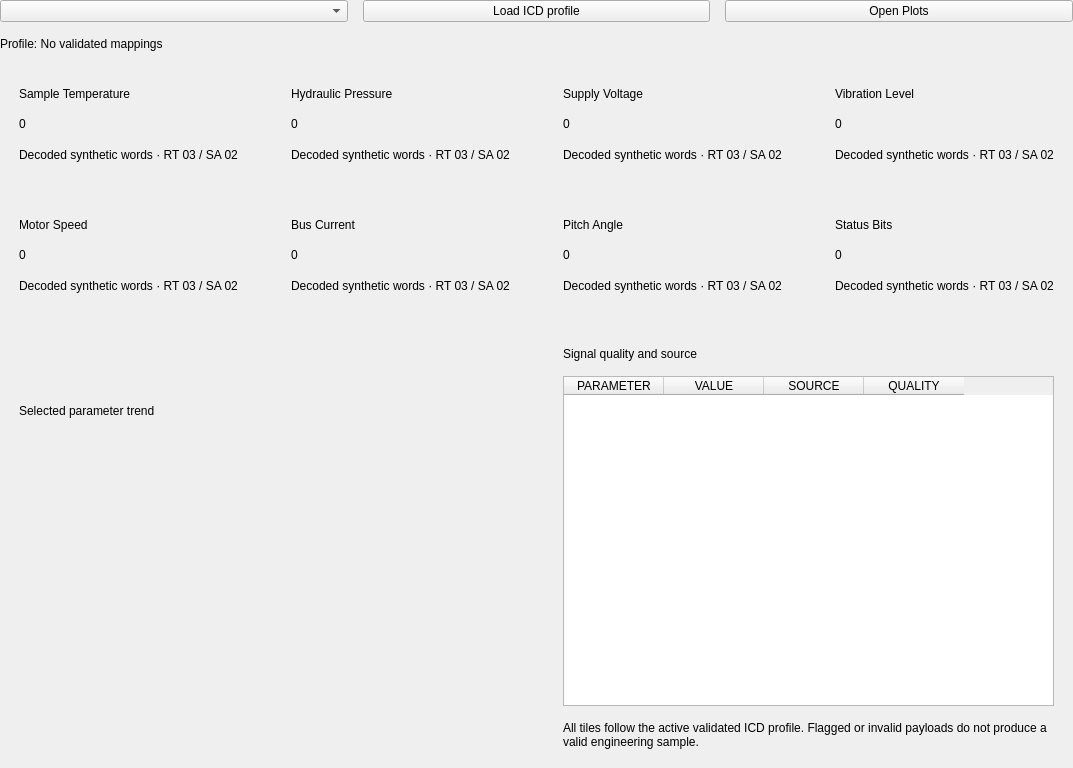
Before: the Qt Designer form apps/desktop/forms/engineering_page.ui in techmigosglobal/DA-AeroTrace1553, drawn with Qt 5.
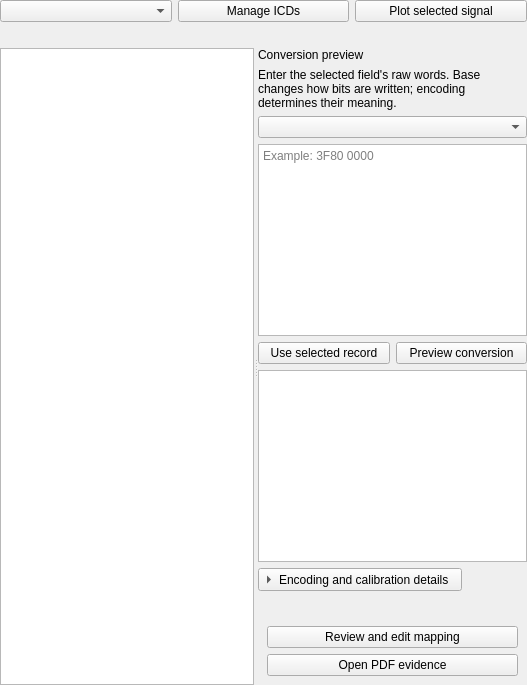
After: the same form once the commit is applied. Custom widgets are drawn as their Qt base class.

Diff of the .ui file:
```diff
--- a/apps/desktop/forms/engineering_page.ui
+++ b/apps/desktop/forms/engineering_page.ui
@@ -1,894 +1,15 @@
 <?xml version="1.0" encoding="UTF-8"?>
-<ui version="4.0">
- <class>EngineeringPage</class>
- <widget class="QWidget" name="EngineeringPage">
-  <layout class="QVBoxLayout" name="bodyLayout">
-   <property name="leftMargin">
-    <number>0</number>
-   </property>
-   <property name="topMargin">
-    <number>0</number>
-   </property>
-   <property name="rightMargin">
-    <number>0</number>
-   </property>
-   <property name="bottomMargin">
-    <number>0</number>
-   </property>
-   <property name="spacing">
-    <number>15</number>
-   </property>
-   <item>
-    <widget class="QWidget" name="actionBar">
-     <layout class="QHBoxLayout" name="actionBarLayout">
-      <property name="leftMargin">
-       <number>0</number>
-      </property>
-      <property name="topMargin">
-       <number>0</number>
-      </property>
-      <property name="rightMargin">
-       <number>0</number>
-      </property>
-      <property name="bottomMargin">
-       <number>0</number>
-      </property>
-      <property name="spacing">
-       <number>15</number>
-      </property>
-      <item>
-       <widget class="QComboBox" name="analysisSource">
-        <property name="accessibleName"><string>Engineering channel and bus</string></property>
-        <property name="toolTip"><string>Keep independent device clocks separate.</string></property>
-       </widget>
-      </item>
-      <item>
-       <widget class="QPushButton" name="loadProfileButton">
-        <property name="text">
-         <string>Load ICD profile</string>
-        </property>
-       </widget>
-      </item>
-      <item>
-       <widget class="QPushButton" name="openPlotsButton">
-        <property name="text">
-         <string>Open Plots</string>
-        </property>
-        <property name="primary" stdset="0">
-         <bool>true</bool>
-        </property>
-       </widget>
-      </item>
-     </layout>
-    </widget>
-   </item>
-   <item>
-    <widget class="QLabel" name="profileBadge">
-     <property name="text">
-      <string>Profile: No validated mappings</string>
-     </property>
-     <property name="wordWrap">
-      <bool>true</bool>
-     </property>
-     <property name="tone" stdset="0">
-      <string>notice</string>
-     </property>
-    </widget>
-   </item>
-   <item>
-    <widget class="QWidget" name="valuesTop">
-     <layout class="QHBoxLayout" name="valuesTopLayout">
-      <property name="leftMargin">
-       <number>0</number>
-      </property>
-      <property name="topMargin">
-       <number>0</number>
-      </property>
-      <property name="rightMargin">
-       <number>0</number>
-      </property>
-      <property name="bottomMargin">
-       <number>0</number>
-      </property>
-      <property name="spacing">
-       <number>15</number>
-      </property>
-      <item>
-       <widget class="QFrame" name="value0Card">
-        <property name="card" stdset="0">
-         <bool>true</bool>
-        </property>
-        <layout class="QVBoxLayout" name="value0CardLayout">
-         <property name="leftMargin">
-          <number>19</number>
-         </property>
-         <property name="topMargin">
-          <number>16</number>
-         </property>
-         <property name="rightMargin">
-          <number>19</number>
-         </property>
-         <property name="bottomMargin">
-          <number>16</number>
-         </property>
-         <property name="spacing">
-          <number>7</number>
-         </property>
-         <item>
-          <widget class="QLabel" name="value0Caption">
-           <property name="text">
-            <string>Sample Temperature</string>
-           </property>
-           <property name="wordWrap">
-            <bool>false</bool>
-           </property>
-           <property name="tone" stdset="0">
-            <string>muted</string>
-           </property>
-          </widget>
-         </item>
-         <item>
-          <widget class="QLabel" name="value0">
-           <property name="text">
-            <string>0</string>
-           </property>
-           <property name="wordWrap">
-            <bool>false</bool>
-           </property>
-           <property name="tone" stdset="0">
-            <string>metric</string>
-           </property>
-          </widget>
-         </item>
-         <item>
-          <widget class="QLabel" name="value0Hint">
-           <property name="text">
-            <string>Decoded synthetic words · RT 03 / SA 02</string>
-           </property>
-           <property name="wordWrap">
-            <bool>false</bool>
-           </property>
-           <property name="tone" stdset="0">
-            <string>muted</string>
-           </property>
-          </widget>
-         </item>
-        </layout>
-        <property name="minimumSize">
-         <size>
-          <width>0</width>
-          <height>116</height>
-         </size>
-        </property>
-        <property name="maximumSize">
-         <size>
-          <width>16777215</width>
-          <height>116</height>
-         </size>
-        </property>
-       </widget>
-      </item>
-      <item>
-       <widget class="QFrame" name="value1Card">
-        <property name="card" stdset="0">
-         <bool>true</bool>
-        </property>
-        <layout class="QVBoxLayout" name="value1CardLayout">
-         <property name="leftMargin">
-          <number>19</number>
-         </property>
-         <property name="topMargin">
-          <number>16</number>
-         </property>
-         <property name="rightMargin">
-          <number>19</number>
-         </property>
-         <property name="bottomMargin">
-          <number>16</number>
-         </property>
-         <property name="spacing">
-          <number>7</number>
-         </property>
-         <item>
-          <widget class="QLabel" name="value1Caption">
-           <property name="text">
-            <string>Hydraulic Pressure</string>
-           </property>
-           <property name="wordWrap">
-            <bool>false</bool>
-           </property>
-           <property name="tone" stdset="0">
-            <string>muted</string>
-           </property>
-          </widget>
-         </item>
-         <item>
-          <widget class="QLabel" name="value1">
-           <property name="text">
-            <string>0</string>
-           </property>
-           <property name="wordWrap">
-            <bool>false</bool>
-           </property>
-           <property name="tone" stdset="0">
-            <string>metric</string>
-           </property>
-          </widget>
-         </item>
-         <item>
-          <widget class="QLabel" name="value1Hint">
-           <property name="text">
-            <string>Decoded synthetic words · RT 03 / SA 02</string>
-           </property>
-           <property name="wordWrap">
-            <bool>false</bool>
-           </property>
-           <property name="tone" stdset="0">
-            <string>muted</string>
-           </property>
-          </widget>
-         </item>
-        </layout>
-        <property name="minimumSize">
-         <size>
-          <width>0</width>
-          <height>116</height>
-         </size>
-        </property>
-        <property name="maximumSize">
-         <size>
-          <width>16777215</width>
-          <height>116</height>
-         </size>
-        </property>
-       </widget>
-      </item>
-      <item>
-       <widget class="QFrame" name="value2Card">
-        <property name="card" stdset="0">
-         <bool>true</bool>
-        </property>
-        <layout class="QVBoxLayout" name="value2CardLayout">
-         <property name="leftMargin">
-          <number>19</number>
-         </property>
-         <property name="topMargin">
-          <number>16</number>
-         </property>
-         <property name="rightMargin">
-          <number>19</number>
-         </property>
-         <property name="bottomMargin">
-          <number>16</number>
-         </property>
-         <property name="spacing">
-          <number>7</number>
-         </property>
-         <item>
-          <widget class="QLabel" name="value2Caption">
-           <property name="text">
-            <string>Supply Voltage</string>
-           </property>
-           <property name="wordWrap">
-            <bool>false</bool>
-           </property>
-           <property name="tone" stdset="0">
-            <string>muted</string>
-           </property>
-          </widget>
-         </item>
-         <item>
-          <widget class="QLabel" name="value2">
-           <property name="text">
-            <string>0</string>
-           </property>
-           <property name="wordWrap">
-            <bool>false</bool>
-           </property>
-           <property name="tone" stdset="0">
-            <string>metric</string>
-           </property>
-          </widget>
-         </item>
-         <item>
-          <widget class="QLabel" name="value2Hint">
-           <property name="text">
-            <string>Decoded synthetic words · RT 03 / SA 02</string>
-           </property>
-           <property name="wordWrap">
-            <bool>false</bool>
-           </property>
-           <property name="tone" stdset="0">
-            <string>muted</string>
-           </property>
-          </widget>
-         </item>
-        </layout>
-        <property name="minimumSize">
-         <size>
-          <width>0</width>
-          <height>116</height>
-         </size>
-        </property>
-        <property name="maximumSize">
-         <size>
-          <width>16777215</width>
-          <height>116</height>
-         </size>
-        </property>
-       </widget>
-      </item>
-      <item>
-       <widget class="QFrame" name="value3Card">
-        <property name="card" stdset="0">
-         <bool>true</bool>
-        </property>
-        <layout class="QVBoxLayout" name="value3CardLayout">
-         <property name="leftMargin">
-          <number>19</number>
-         </property>
-         <property name="topMargin">
-          <number>16</number>
-         </property>
-         <property name="rightMargin">
-          <number>19</number>
-         </property>
-         <property name="bottomMargin">
-          <number>16</number>
-         </property>
-         <property name="spacing">
-          <number>7</number>
-         </property>
-         <item>
-          <widget class="QLabel" name="value3Caption">
-           <property name="text">
-            <string>Vibration Level</string>
-           </property>
-           <property name="wordWrap">
-            <bool>false</bool>
-           </property>
-           <property name="tone" stdset="0">
-            <string>muted</string>
-           </property>
-          </widget>
-         </item>
-         <item>
-          <widget class="QLabel" name="value3">
-           <property name="text">
-            <string>0</string>
-           </property>
-           <property name="wordWrap">
-            <bool>false</bool>
-           </property>
-           <property name="tone" stdset="0">
-            <string>metric</string>
-           </property>
-          </widget>
-         </item>
-         <item>
-          <widget class="QLabel" name="value3Hint">
-           <property name="text">
-            <string>Decoded synthetic words · RT 03 / SA 02</string>
-           </property>
-           <property name="wordWrap">
-            <bool>false</bool>
-           </property>
-           <property name="tone" stdset="0">
-            <string>muted</string>
-           </property>
-          </widget>
-         </item>
-        </layout>
-        <property name="minimumSize">
-         <size>
-          <width>0</width>
-          <height>116</height>
-         </size>
-        </property>
-        <property name="maximumSize">
-         <size>
-          <width>16777215</width>
-          <height>116</height>
-         </size>
-        </property>
-       </widget>
-      </item>
-     </layout>
-    </widget>
-   </item>
-   <item>
-    <widget class="QWidget" name="valuesBottom">
-     <layout class="QHBoxLayout" name="valuesBottomLayout">
-      <property name="leftMargin">
-       <number>0</number>
-      </property>
-      <property name="topMargin">
-       <number>0</number>
-      </property>
-      <property name="rightMargin">
-       <number>0</number>
-      </property>
-      <property name="bottomMargin">
-       <number>0</number>
-      </property>
-      <property name="spacing">
-       <number>15</number>
-      </property>
-      <item>
-       <widget class="QFrame" name="value4Card">
-        <property name="card" stdset="0">
-         <bool>true</bool>
-        </property>
-        <layout class="QVBoxLayout" name="value4CardLayout">
-         <property name="leftMargin">
-          <number>19</number>
-         </property>
-         <property name="topMargin">
-          <number>16</number>
-         </property>
-         <property name="rightMargin">
-          <number>19</number>
-         </property>
-         <property name="bottomMargin">
-          <number>16</number>
-         </property>
-         <property name="spacing">
-          <number>7</number>
-         </property>
-         <item>
-          <widget class="QLabel" name="value4Caption">
-           <property name="text">
-            <string>Motor Speed</string>
-           </property>
-           <property name="wordWrap">
-            <bool>false</bool>
-           </property>
-           <property name="tone" stdset="0">
-            <string>muted</string>
-           </property>
-          </widget>
-         </item>
-         <item>
-          <widget class="QLabel" name="value4">
-           <property name="text">
-            <string>0</string>
-           </property>
-           <property name="wordWrap">
-            <bool>false</bool>
-           </property>
-           <property name="tone" stdset="0">
-            <string>metric</string>
-           </property>
-          </widget>
-         </item>
-         <item>
-          <widget class="QLabel" name="value4Hint">
-           <property name="text">
-            <string>Decoded synthetic words · RT 03 / SA 02</string>
-           </property>
-           <property name="wordWrap">
-            <bool>false</bool>
-           </property>
-           <property name="tone" stdset="0">
-            <string>muted</string>
-           </property>
-          </widget>
-         </item>
-        </layout>
-        <property name="minimumSize">
-         <size>
-          <width>0</width>
-          <height>116</height>
-         </size>
-        </property>
-        <property name="maximumSize">
-         <size>
-          <width>16777215</width>
-          <height>116</height>
-         </size>
-        </property>
-       </widget>
-      </item>
-      <item>
-       <widget class="QFrame" name="value5Card">
-        <property name="card" stdset="0">
-         <bool>true</bool>
-        </property>
-        <layout class="QVBoxLayout" name="value5CardLayout">
-         <property name="leftMargin">
-          <number>19</number>
-         </property>
-         <property name="topMargin">
-          <number>16</number>
-         </property>
-         <property name="rightMargin">
-          <number>19</number>
-         </property>
-         <property name="bottomMargin">
-          <number>16</number>
-         </property>
-         <property name="spacing">
-          <number>7</number>
-         </property>
-         <item>
-          <widget class="QLabel" name="value5Caption">
-           <property name="text">
-            <string>Bus Current</string>
-           </property>
-           <property name="wordWrap">
-            <bool>false</bool>
-           </property>
-           <property name="tone" stdset="0">
-            <string>muted</string>
-           </property>
-          </widget>
-         </item>
-         <item>
-          <widget class="QLabel" name="value5">
-           <property name="text">
-            <string>0</string>
-           </property>
-           <property name="wordWrap">
-            <bool>false</bool>
-           </property>
-           <property name="tone" stdset="0">
-            <string>metric</string>
-           </property>
-          </widget>
-         </item>
-         <item>
-          <widget class="QLabel" name="value5Hint">
-           <property name="text">
-            <string>Decoded synthetic words · RT 03 / SA 02</string>
-           </property>
-           <property name="wordWrap">
-            <bool>false</bool>
-           </property>
-           <property name="tone" stdset="0">
-            <string>muted</string>
-           </property>
-          </widget>
-         </item>
-        </layout>
-        <property name="minimumSize">
-         <size>
-          <width>0</width>
-          <height>116</height>
-         </size>
-        </property>
-        <property name="maximumSize">
-         <size>
-          <width>16777215</width>
-          <height>116</height>
-         </size>
-        </property>
-       </widget>
-      </item>
-      <item>
-       <widget class="QFrame" name="value6Card">
-        <property name="card" stdset="0">
-         <bool>true</bool>
-        </property>
-        <layout class="QVBoxLayout" name="value6CardLayout">
-         <property name="leftMargin">
-          <number>19</number>
-         </property>
-         <property name="topMargin">
-          <number>16</number>
-         </property>
-         <property name="rightMargin">
-          <number>19</number>
-         </property>
-         <property name="bottomMargin">
-          <number>16</number>
-         </property>
-         <property name="spacing">
-          <number>7</number>
-         </property>
-         <item>
-          <widget class="QLabel" name="value6Caption">
-           <property name="text">
-            <string>Pitch Angle</string>
-           </property>
-           <property name="wordWrap">
-            <bool>false</bool>
-           </property>
-           <property name="tone" stdset="0">
-            <string>muted</string>
-           </property>
-          </widget>
-         </item>
-         <item>
-          <widget class="QLabel" name="value6">
-           <property name="text">
-            <string>0</string>
-           </property>
-           <property name="wordWrap">
-            <bool>false</bool>
-           </property>
-           <property name="tone" stdset="0">
-            <string>metric</string>
-           </property>
-          </widget>
-         </item>
-         <item>
-          <widget class="QLabel" name="value6Hint">
-           <property name="text">
-            <string>Decoded synthetic words · RT 03 / SA 02</string>
-           </property>
-           <property name="wordWrap">
-            <bool>false</bool>
-           </property>
-           <property name="tone" stdset="0">
-            <string>muted</string>
-           </property>
-          </widget>
-         </item>
-        </layout>
-        <property name="minimumSize">
-         <size>
-          <width>0</width>
-          <height>116</height>
-         </size>
-        </property>
-        <property name="maximumSize">
-         <size>
-          <width>16777215</width>
-          <height>116</height>
-         </size>
-        </property>
-       </widget>
-      </item>
-      <item>
-       <widget class="QFrame" name="value7Card">
-        <property name="card" stdset="0">
-         <bool>true</bool>
-        </property>
-        <layout class="QVBoxLayout" name="value7CardLayout">
-         <property name="leftMargin">
-          <number>19</number>
-         </property>
-         <property name="topMargin">
-          <number>16</number>
-         </property>
-         <property name="rightMargin">
-          <number>19</number>
-         </property>
-         <property name="bottomMargin">
-          <number>16</number>
-         </property>
-         <property name="spacing">
-          <number>7</number>
-         </property>
-         <item>
-          <widget class="QLabel" name="value7Caption">
-           <property name="text">
-            <string>Status Bits</string>
-           </property>
-           <property name="wordWrap">
-            <bool>false</bool>
-           </property>
-           <property name="tone" stdset="0">
-            <string>muted</string>
-           </property>
-          </widget>
-         </item>
-         <item>
-          <widget class="QLabel" name="value7">
-           <property name="text">
-            <string>0</string>
-           </property>
-           <property name="wordWrap">
-            <bool>false</bool>
-           </property>
-           <property name="tone" stdset="0">
-            <string>metric</string>
-           </property>
-          </widget>
-         </item>
-         <item>
-          <widget class="QLabel" name="value7Hint">
-           <property name="text">
-            <string>Decoded synthetic words · RT 03 / SA 02</string>
-           </property>
-           <property name="wordWrap">
-            <bool>false</bool>
-           </property>
-           <property name="tone" stdset="0">
-            <string>muted</string>
-           </property>
-          </widget>
-         </item>
-        </layout>
-        <property name="minimumSize">
-         <size>
-          <width>0</width>
-          <height>116</height>
-         </size>
-        </property>
-        <property name="maximumSize">
-         <size>
-          <width>16777215</width>
-          <height>116</height>
-         </size>
-        </property>
-       </widget>
-      </item>
-     </layout>
-    </widget>
-   </item>
-   <item>
-    <widget class="QWidget" name="signalDetails">
-     <layout class="QHBoxLayout" name="signalDetailsLayout" stretch="1,1">
-      <property name="leftMargin">
-       <number>0</number>
-      </property>
-      <property name="topMargin">
-       <number>0</number>
-      </property>
-      <property name="rightMargin">
-       <number>0</number>
-      </property>
-      <property name="bottomMargin">
-       <number>0</number>
-      </property>
-      <property name="spacing">
-       <number>15</number>
-      </property>
-      <item>
-       <widget class="QFrame" name="trend">
-        <property name="card" stdset="0">
-         <bool>true</bool>
-        </property>
-        <layout class="QVBoxLayout" name="trendLayout">
-         <property name="leftMargin">
-          <number>19</number>
-         </property>
-         <property name="topMargin">
-          <number>19</number>
-         </property>
-         <property name="rightMargin">
-          <number>19</number>
-         </property>
-         <property name="bottomMargin">
-          <number>19</number>
-         </property>
-         <property name="spacing">
-          <number>15</number>
-         </property>
-         <item>
-          <widget class="QLabel" name="trendTitle">
-           <property name="text">
-            <string>Selected parameter trend</string>
-           </property>
-           <property name="wordWrap">
-            <bool>true</bool>
-           </property>
-           <property name="tone" stdset="0">
-            <string>cardtitle</string>
-           </property>
-          </widget>
-         </item>
-         <item>
-          <widget class="SignalPlot" name="trendPlot">
-           <property name="minimumSize">
-            <size>
-             <width>0</width>
-             <height>260</height>
-            </size>
-           </property>
-          </widget>
-         </item>
-        </layout>
-       </widget>
-      </item>
-      <item>
-       <widget class="QFrame" name="quality">
-        <property name="card" stdset="0">
-         <bool>true</bool>
-        </property>
-        <layout class="QVBoxLayout" name="qualityLayout">
-         <property name="leftMargin">
-          <number>19</number>
-         </property>
-         <property name="topMargin">
-          <number>19</number>
-         </property>
-         <property name="rightMargin">
-          <number>19</number>
-         </property>
-         <property name="bottomMargin">
-          <number>19</number>
-         </property>
-         <property name="spacing">
-          <number>15</number>
-         </property>
-         <item>
-          <widget class="QLabel" name="qualityTitle">
-           <property name="text">
-            <string>Signal quality and source</string>
-           </property>
-           <property name="wordWrap">
-            <bool>true</bool>
-           </property>
-           <property name="tone" stdset="0">
-            <string>cardtitle</string>
-           </property>
-          </widget>
-         </item>
-         <item>
-          <widget class="QTableWidget" name="qualityTable">
-           <property name="minimumSize">
-            <size>
-             <width>0</width>
-             <height>330</height>
-            </size>
-           </property>
-           <property name="alternatingRowColors">
-            <bool>true</bool>
-           </property>
-           <property name="showGrid">
-            <bool>false</bool>
-           </property>
-           <property name="selectionBehavior">
-            <enum>QAbstractItemView::SelectRows</enum>
-           </property>
-           <property name="selectionMode">
-            <enum>QAbstractItemView::SingleSelection</enum>
-           </property>
-           <property name="editTriggers">
-            <set>QAbstractItemView::NoEditTriggers</set>
-           </property>
-           <column>
-            <property name="text">
-             <string>PARAMETER</string>
-            </property>
-           </column>
-           <column>
-            <property name="text">
-             <string>VALUE</string>
-            </property>
-           </column>
-           <column>
-            <property name="text">
-             <string>SOURCE</string>
-            </property>
-           </column>
-           <column>
-            <property name="text">
-             <string>QUALITY</string>
-            </property>
-           </column>
-          </widget>
-         </item>
-         <item>
-          <widget class="QLabel" name="qualityNotice">
-           <property name="text">
-            <string>All tiles follow the active validated ICD profile. Flagged or invalid payloads do not produce a valid engineering sample.</string>
-           </property>
-           <property name="wordWrap">
-            <bool>true</bool>
-           </property>
-           <property name="tone" stdset="0">
-            <string>notice</string>
-           </property>
-          </widget>
-         </item>
-        </layout>
-       </widget>
-      </item>
-     </layout>
-    </widget>
-   </item>
-  </layout>
- </widget>
- <customwidgets>
-  <customwidget>
-   <class>SignalPlot</class>
-   <extends>QWidget</extends>
-   <header>widgets/plot.hpp</header>
-  </customwidget>
- </customwidgets>
- <resources />
- <connections />
-</ui>
+<ui version="4.0"><class>EngineeringPage</class><widget class="QWidget" name="EngineeringPage"><layout class="QVBoxLayout" name="bodyLayout"><property name="leftMargin"><number>0</number></property><property name="topMargin"><number>0</number></property><property name="rightMargin"><number>0</number></property><property name="bottomMargin"><number>0</number></property>
+<item><widget class="QWidget" name="actionBar"><layout class="QHBoxLayout" name="actions"><property name="leftMargin"><number>0</number></property><property name="topMargin"><number>0</number></property><property name="rightMargin"><number>0</number></property><property name="bottomMargin"><number>0</number></property><item><widget class="QComboBox" name="analysisSource"/></item><item><widget class="QPushButton" name="loadProfileButton"><property name="text"><string>Manage ICDs</string></property></widget></item><item><widget class="QPushButton" name="openPlotsButton"><property name="text"><string>Plot selected signal</string></property><property name="primary" stdset="0"><bool>true</bool></property></widget></item></layout></widget></item>
+<item><widget class="QLabel" name="profileBadge"><property name="wordWrap"><bool>true</bool></property><property name="maximumHeight"><number>92</number></property></widget></item>
+<item><widget class="QSplitter" name="engineeringSplitter"><property name="orientation"><enum>Qt::Horizontal</enum></property>
+<widget class="QTableWidget" name="qualityTable"><property name="editTriggers"><set>QAbstractItemView::NoEditTriggers</set></property><property name="selectionBehavior"><enum>QAbstractItemView::SelectRows</enum></property><property name="selectionMode"><enum>QAbstractItemView::SingleSelection</enum></property><property name="minimumSize"><size><width>220</width><height>200</height></size></property></widget>
+<widget class="QWidget" name="previewPanel"><layout class="QVBoxLayout" name="previewLayout"><item><widget class="QLabel" name="previewTitle"><property name="text"><string>Conversion preview</string></property><property name="heading" stdset="0"><bool>true</bool></property></widget></item>
+<item><widget class="QLabel" name="previewHint"><property name="text"><string>Enter the selected field's raw words. Base changes how bits are written; encoding determines their meaning.</string></property><property name="wordWrap"><bool>true</bool></property></widget></item>
+<item><widget class="QComboBox" name="rawBase"><property name="accessibleName"><string>Input numeric base</string></property></widget></item>
+<item><widget class="QPlainTextEdit" name="rawWords"><property name="placeholderText"><string>Example: 3F80 0000</string></property><property name="maximumHeight"><number>74</number></property><property name="accessibleName"><string>Raw words for selected field</string></property></widget></item>
+<item><layout class="QHBoxLayout" name="previewActions"><item><widget class="QPushButton" name="useRecord"><property name="text"><string>Use selected record</string></property></widget></item><item><widget class="QPushButton" name="previewButton"><property name="text"><string>Preview conversion</string></property></widget></item></layout></item>
+<item><widget class="QPlainTextEdit" name="previewResult"><property name="readOnly"><bool>true</bool></property><property name="accessibleName"><string>Native conversion result</string></property></widget></item>
+<item><widget class="QToolButton" name="advancedButton"><property name="text"><string>Encoding and calibration details</string></property><property name="checkable"><bool>true</bool></property><property name="toolButtonStyle"><enum>Qt::ToolButtonTextBesideIcon</enum></property><property name="arrowType"><enum>Qt::RightArrow</enum></property></widget></item>
+<item><widget class="QWidget" name="advancedPanel"><layout class="QVBoxLayout" name="advancedLayout"><item><widget class="QLabel" name="ruleDetails"><property name="wordWrap"><bool>true</bool></property></widget></item><item><widget class="QPushButton" name="editRule"><property name="text"><string>Review and edit mapping</string></property></widget></item><item><widget class="QPushButton" name="openEvidence"><property name="text"><string>Open PDF evidence</string></property></widget></item></layout></widget></item>
+</layout></widget></widget></item></layout></widget><resources/><connections/></ui>
```
